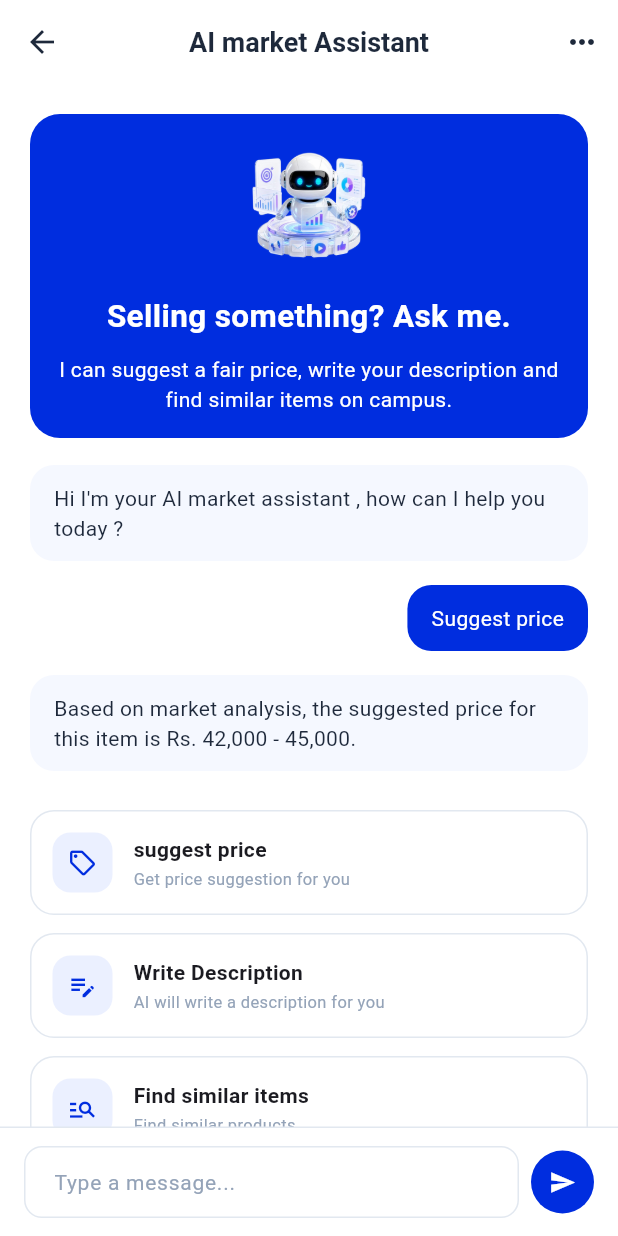
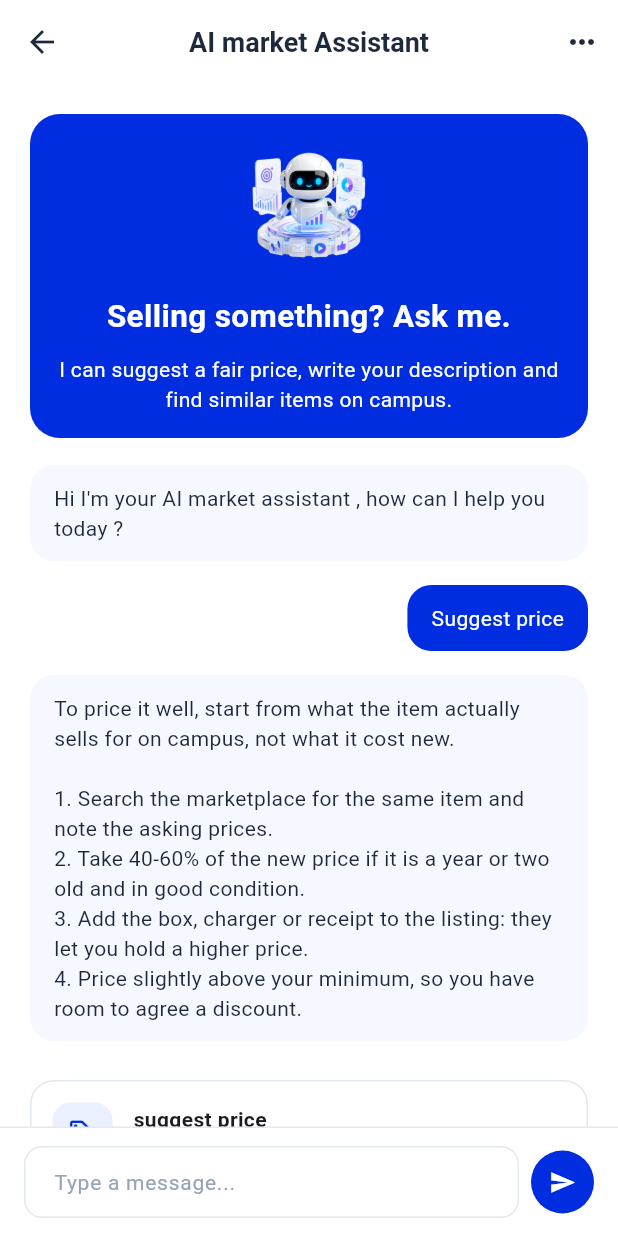
Before and after one commit to LashanDias/uniX, a Flutter app: the AiMarketAssistantScreen screen opened by its route, after a tap on "suggest price", on a phone screen of 412 x 824 dp. Run offline on Flutter 3.47's test engine with Material 3 defaults, Android fonts, the phone set to English and light mode, and no system bars; our stand-ins replace cloud_firestore, cloud_functions, file_picker, firebase_auth, firebase_core, firebase_storage and 3 more; missing offline and left inert: pdfrx; accounts and stored records are empty; network calls fail.

Commit message:
Make the AI assistant answer the question, and the search bar work
Two controls that looked functional but were not.

The marketplace assistant replied with the same hardcoded line to every
message -- "Based on market analysis, the suggested price for this item
is Rs. 42,000 - 45,000." -- so tapping Write Description answered with a
price, and so did Find similar items. _sendMessage ignored its argument
entirely. New services/market_ai_service.dart detects the intent (price,
description, similar, greeting, help), picks up the item category when
the message names one, and answers each differently. It also fixes a
latent crash: the reply arrived from a delayed callback with no mounted
check, so leaving the screen inside that window called setState on a
disposed State.

The dashboard search field had no controller, no onChanged and no
onSubmitted. It was decoration: typing in it could not do anything. New
widgets/dashboard_search.dart searches 12 destinations by label and by
related words, so "food" finds Restaurants, "room" finds Hostels and
"wallet" finds Lost & Found. Suggestions appear as you type, ranked with
label-prefix matches first, and tapping one switches tab or pushes the
route. An unmatched term says so rather than failing silently.

Co-Authored-By: Claude Opus 5 <noreply@anthropic.com>

```diff
--- a/lib/screens/marketplace/ai_market_assistant_screen.dart
+++ b/lib/screens/marketplace/ai_market_assistant_screen.dart
@@ -1,5 +1,6 @@
 import 'package:flutter/material.dart';
 import '../../core/constants/app_colors.dart';
+import '../../services/market_ai_service.dart';
 import '../../widgets/ai_hero_banner.dart';
 
 class AiMarketAssistantScreen extends StatefulWidget {
@@ -25,11 +26,15 @@ class _AiMarketAssistantScreenState extends State<AiMarketAssistantScreen> {
     });
     _controller.clear();
 
+    // Brief pause so the reply does not appear before the question has been
+    // drawn. The mounted check matters: without it, leaving the screen inside
+    // this window calls setState on a disposed State and throws.
     Future.delayed(const Duration(milliseconds: 600), () {
+      if (!mounted) return;
       setState(() {
         messages.add({
           'sender': 'ai',
-          'text': 'Based on market analysis, the suggested price for this item is Rs. 42,000 - 45,000.',
+          'text': MarketAiService.reply(text),
         });
       });
     });
--- /dev/null
+++ b/lib/services/market_ai_service.dart
@@ -0,0 +1,104 @@
+/// Local assistant for the marketplace chat.
+///
+/// Answers on-device so the chat works with no network and no API key. Each
+/// intent has its own answer: the previous version returned the same hardcoded
+/// price line to every message, including "Write Description".
+class MarketAiService {
+  /// Item categories recognised from a message, with the guidance to give.
+  static const _categoryHints = <String, ({String label, String range})>{
+    'phone': (label: 'a phone', range: 'Rs. 25,000 - 90,000'),
+    'laptop': (label: 'a laptop', range: 'Rs. 60,000 - 180,000'),
+    'calculator': (label: 'a calculator', range: 'Rs. 1,500 - 6,000'),
+    'book': (label: 'a textbook', range: 'Rs. 800 - 3,000'),
+    'earbud': (label: 'earbuds', range: 'Rs. 2,000 - 12,000'),
+    'headphone': (label: 'headphones', range: 'Rs. 2,000 - 12,000'),
+    'camera': (label: 'a camera', range: 'Rs. 35,000 - 150,000'),
+    'bag': (label: 'a bag', range: 'Rs. 1,500 - 7,000'),
+    'lamp': (label: 'a lamp', range: 'Rs. 1,200 - 4,500'),
+    'bike': (label: 'a bicycle', range: 'Rs. 15,000 - 60,000'),
+  };
+
+  static String? _category(String message) {
+    final text = message.toLowerCase();
+    for (final entry in _categoryHints.entries) {
+      if (text.contains(entry.key)) return entry.key;
+    }
+    return null;
+  }
+
+  /// Intent behind [message]: one of price, description, similar, greeting,
+  /// help.
+  static String intentOf(String message) {
+    final text = message.toLowerCase();
+    bool has(List<String> terms) => terms.any(text.contains);
+
+    if (has(['price', 'cost', 'worth', 'how much', 'value'])) return 'price';
+    if (has(['description', 'describe', 'write', 'listing text', 'caption'])) {
+      return 'description';
+    }
+    if (has(['similar', 'compare', 'like this', 'find', 'search'])) {
+      return 'similar';
+    }
+    if (has(['hi', 'hello', 'hey', 'good morning', 'good evening'])) {
+      return 'greeting';
+    }
+    return 'help';
+  }
+
+  /// The assistant's reply to [message].
+  static String reply(String message) {
+    final trimmed = message.trim();
+    if (trimmed.isEmpty) {
+      return 'Tell me what you are selling and I can suggest a price, write '
+          'the description, or find similar items on campus.';
+    }
+
+    final category = _category(trimmed);
+    final hint = category == null ? null : _categoryHints[category];
+
+    switch (intentOf(trimmed)) {
+      case 'price':
+        final opening = hint == null
+            ? 'To price it well, start from what the item actually sells for '
+                  'on campus, not what it cost new.'
+            : 'Second-hand ${hint.label} on campus usually goes for around '
+                  '${hint.range}, depending on condition.';
+        return '$opening\n\n'
+            '1. Search the marketplace for the same item and note the asking '
+            'prices.\n'
+            '2. Take 40-60% of the new price if it is a year or two old and '
+            'in good condition.\n'
+            '3. Add the box, charger or receipt to the listing: they let you '
+            'hold a higher price.\n'
+            '4. Price slightly above your minimum, so you have room to agree '
+            'a discount.';
+      case 'description':
+        final noun = hint?.label ?? 'your item';
+        return 'Here is a description you can adapt for $noun:\n\n'
+            '"Selling $noun in good working condition. Used carefully for '
+            '[how long]. Comes with [box / charger / accessories]. '
+            '[Any marks or faults, stated honestly.] Available to collect on '
+            'campus. Message me to arrange a time."\n\n'
+            'Fill in the brackets, and keep the honest line about faults: '
+            'buyers trust a listing that mentions them, and it prevents an '
+            'argument at handover.';
+      case 'similar':
+        final what = hint?.label ?? 'your item';
+        return 'To find items like $what:\n\n'
+            '1. Go back to the Marketplace and search the main word, not the '
+            'full title. "calculator" finds more than "Casio fx-991EX".\n'
+            '2. Use the category filter to narrow it down.\n'
+            '3. Compare the three closest listings on condition and what is '
+            'included, not on price alone.';
+      case 'greeting':
+        return 'Hello. Tell me what you are selling and I can suggest a '
+            'price, write the description, or find similar items on campus.';
+      default:
+        return 'I can help with three things:\n\n'
+            '1. Suggest a price for what you are selling.\n'
+            '2. Write the listing description.\n'
+            '3. Find similar items already on the marketplace.\n\n'
+            'Tell me the item, for example "price for my calculator".';
+    }
+  }
+}
```
Also changed, not shown: lib/screens/dashboard/dashboard_screen.dart (+2 -20 lines), lib/widgets/dashboard_search.dart (added, +259 -0 lines), 2 other files.
